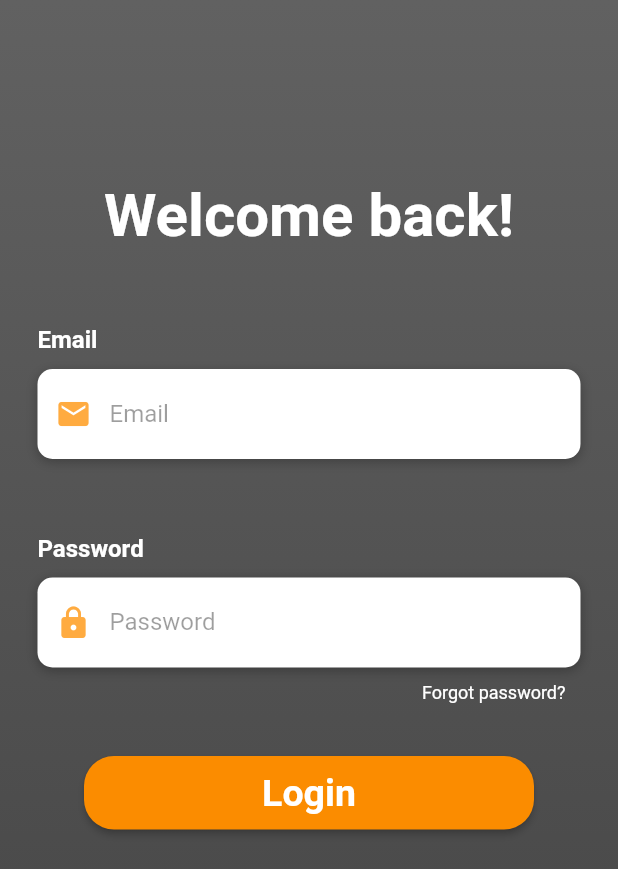
After one commit to nikadari/QuickRun, a Flutter app: the LoginScreen screen opened directly, on a phone screen of 412 x 824 dp. The commit adds this screen. Shown: the top 869 px of the screen. Run offline on Flutter 3.47's test engine with Material 2 defaults, Android fonts, the phone set to English and light mode, and no system bars.

Commit message:
added login screen

```diff
--- /dev/null
+++ b/quick_run/lib/login.dart
@@ -0,0 +1,208 @@
+import 'package:flutter/material.dart';
+import 'package:flutter/services.dart';
+
+//delete later
+void main() => runApp(MyLoginScreen());
+
+class MyLoginScreen extends StatelessWidget {
+  @override
+  Widget build(BuildContext context) {
+    return MaterialApp(
+      home: LoginScreen(),
+    );
+  }
+}
+
+class LoginScreen extends StatefulWidget {
+  @override
+  LoginScreenState createState() => LoginScreenState();
+}
+
+Widget buildEmail() {
+  return Column(
+    crossAxisAlignment: CrossAxisAlignment.start,
+    children: <Widget>[
+      Text(
+        'Email',
+        style: TextStyle(
+          color: Colors.white,
+          fontSize: 16,
+          fontWeight: FontWeight.bold,
+        ),
+      ),
+      SizedBox(height: 10),
+      Container(
+        alignment: Alignment.centerLeft,
+        decoration: BoxDecoration(
+          color: Colors.white,
+          borderRadius: BorderRadius.circular(10),
+          boxShadow: [
+            BoxShadow(
+              color: Colors.black26,
+              blurRadius: 6,
+              offset: Offset(0, 2),
+            ),
+          ],
+        ),
+        height: 60,
+        child: TextField(
+          keyboardType: TextInputType.emailAddress,
+          style: TextStyle(
+            color: Colors.black87,
+          ),
+          decoration: InputDecoration(
+            border: InputBorder.none,
+            contentPadding: EdgeInsets.only(top: 14),
+            prefixIcon: Icon(
+              Icons.email,
+              color: Colors.orangeAccent,
+            ),
+            hintText: 'Email',
+            hintStyle: TextStyle(
+              color: Colors.black38,
+            ),
+          ),
+        ),
+      ),
+    ],
+  );
+}
+
+Widget buildPassword() {
+  return Column(
+    crossAxisAlignment: CrossAxisAlignment.start,
+    children: <Widget>[
+      Text(
+        'Password',
+        style: TextStyle(
+          color: Colors.white,
+          fontSize: 16,
+          fontWeight: FontWeight.bold,
+        ),
+      ),
+      SizedBox(height: 10),
+      Container(
+        alignment: Alignment.centerLeft,
+        decoration: BoxDecoration(
+          color: Colors.white,
+          borderRadius: BorderRadius.circular(10),
+          boxShadow: [
+            BoxShadow(
+              color: Colors.black26,
+              blurRadius: 6,
+              offset: Offset(0, 2),
+            ),
+          ],
+        ),
+        height: 60,
+        child: TextField(
+          obscureText: true,
+          style: TextStyle(
+            color: Colors.black87,
+          ),
+          decoration: InputDecoration(
+            border: InputBorder.none,
+            contentPadding: EdgeInsets.only(top: 14),
+            prefixIcon: Icon(
+              Icons.lock,
+              color: Colors.orangeAccent,
+            ),
+            hintText: 'Password',
+            hintStyle: TextStyle(
+              color: Colors.black38,
+            ),
+          ),
+        ),
+      ),
+    ],
+  );
+}
+
+Widget buildForgotPassBtn() {
+  return Container(
+      alignment: Alignment.centerRight,
+      padding: EdgeInsets.all(10),
+      child: Text(
+        'Forgot password?',
+        style: TextStyle(
+          fontSize: 12,
+          color: Colors.white,
+        ),
+      ));
+}
+
+Widget buildLoginBtn() {
+  return Container(
+    padding: EdgeInsets.symmetric(vertical: 25),
+    width: 300,
+    child: ElevatedButton(
+        style: ElevatedButton.styleFrom(
+          padding: EdgeInsets.all(10.0),
+          primary: Color(0xFFfb8c00),
+          shape: RoundedRectangleBorder(
+            borderRadius: BorderRadius.circular(20),
+          ),
+          textStyle: const TextStyle(fontSize: 25, fontWeight: FontWeight.bold),
+        ),
+        onPressed: () {
+          //Navigator.push(context, MaterialPageRoute(builder: (context) => MyLoginPage()), );
+        },
+        child: Text('Login')),
+  );
+}
+
+class LoginScreenState extends State<LoginScreen> {
+  @override
+  Widget build(BuildContext context) {
+    return Scaffold(
+      body: AnnotatedRegion<SystemUiOverlayStyle>(
+        value: SystemUiOverlayStyle.light,
+        child: GestureDetector(
+          child: Stack(
+            children: <Widget>[
+              Container(
+                height: double.infinity,
+                width: double.infinity,
+                decoration: BoxDecoration(
+                  gradient: LinearGradient(
+                    begin: Alignment.topCenter,
+                    end: Alignment.bottomCenter,
+                    colors: [
+                      Color(0xFF616161),
+                      Color(0xFF424242),
+                    ],
+                  ),
+                ),
+                child: SingleChildScrollView(
+                  padding: EdgeInsets.symmetric(
+                    horizontal: 25,
+                    vertical: 120,
+                  ),
+                  child: Column(
+                    mainAxisAlignment: MainAxisAlignment.center,
+                    children: <Widget>[
+                      Text(
+                        'Welcome back!',
+                        style: TextStyle(
+                          color: Colors.white,
+                          fontSize: 40,
+                          fontWeight: FontWeight.bold,
+                        ),
+                      ),
+                      SizedBox(height: 50),
+                      buildEmail(),
+                      SizedBox(height: 50),
+                      buildPassword(),
+                      buildForgotPassBtn(),
+                      buildLoginBtn(),
+                    ],
+                  ),
+                ),
+              ),
+            ],
+          ),
+        ),
+      ),
+    );
+  }
+}
--- /dev/null
+++ b/quick_run/lib/main.dart
@@ -0,0 +1,15 @@
+import 'package:flutter/material.dart';
+import 'welcome.dart';
+
+void main() {
+  runApp(MyApp());
+}
+
+class MyApp extends StatelessWidget {
+  @override
+  Widget build(BuildContext context) {
+    return MaterialApp(
+      home: WelcomeScreen(),
+    );
+  }
+}
--- a/quick_run/lib/welcome.dart
+++ b/quick_run/lib/welcome.dart
@@ -1,8 +1,10 @@
 import 'package:flutter/material.dart';
+import 'login.dart';
 
 void main() => runApp(WelcomeScreen());
 
 class WelcomeScreen extends StatelessWidget {
+  const WelcomeScreen({Key? key}) : super(key: key);
   @override
   Widget build(BuildContext context) {
     return MaterialApp(
@@ -57,7 +59,9 @@ Widget buildLogInBtn() {
           ),
           textStyle: const TextStyle(fontSize: 25, fontWeight: FontWeight.bold),
         ),
-        onPressed: () {},
+        onPressed: () {
+          //Navigator.push(context, MaterialPageRoute(builder: (context) => MyLoginPage()), );
+        },
         child: Text('Login')),
   );
 }
```
